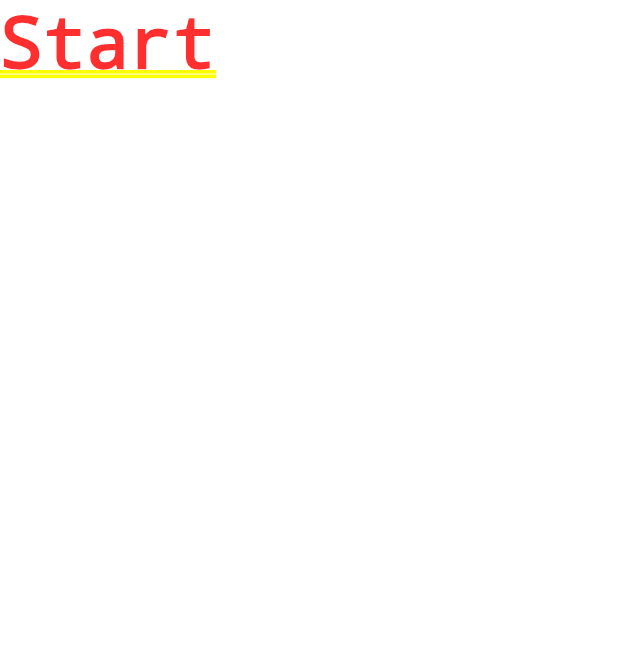
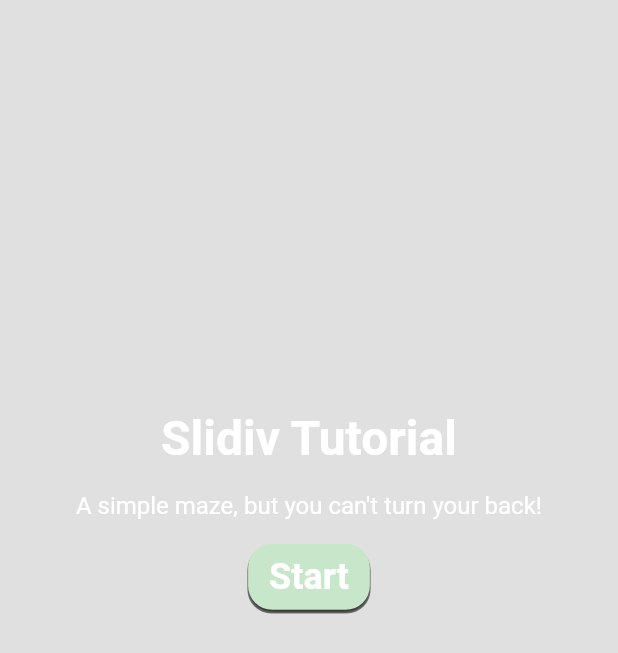
Before and after one commit to lkandrea/flutter_slidiv, a Flutter app: the screen it shows after launch, on a phone screen of 412 x 824 dp. Shown: the top 653 px of the screen. Run offline on Flutter 3.47's test engine with Material 2 defaults, Android fonts, the phone set to English and light mode, and no system bars.

Commit message:
Change page wrap and beautify

```diff
--- /dev/null
+++ b/lib/common/style/slidiv_bold_text.dart
@@ -0,0 +1,10 @@
+import 'package:flutter/cupertino.dart';
+
+class SlidivBoldText extends TextStyle {
+  const SlidivBoldText({double? fontSize})
+      : super(
+          inherit: false,
+          fontSize: fontSize ?? 32.0,
+          fontWeight: FontWeight.bold
+        );
+}
--- /dev/null
+++ b/lib/common/style/slidiv_normal_text.dart
@@ -0,0 +1,10 @@
+import 'package:flutter/cupertino.dart';
+
+class SlidivNormalText extends TextStyle {
+  const SlidivNormalText({double? fontSize})
+      : super(
+          inherit: false,
+          fontSize: fontSize ?? 16.0,
+          fontWeight: FontWeight.normal,
+        );
+}
--- a/lib/maze_widget/rectangular_maze.dart
+++ b/lib/maze_widget/rectangular_maze.dart
@@ -1,6 +1,7 @@
 import 'package:flutter/material.dart';
 import 'package:slidiv/common/extensions/extension_double.dart';
 import 'package:slidiv/common/enum/direction_enum.dart';
+import 'package:slidiv/common/style/slidiv_bold_text.dart';
 import 'package:slidiv/data/maze_data.dart';
 import 'package:slidiv/maze_widget/rectangular_tile.dart';
 
@@ -48,33 +49,50 @@ class _RectangularMazeState extends State<RectangularMaze> {
         panPositionStart = panStartDetails.localPosition;
         _checkMovement();
       },
-      child: ListView.builder(
+      child: Container(
+        color: Colors.grey.shade300,
+        padding: const EdgeInsets.all(32.0),
+        child: Column(
+          crossAxisAlignment: CrossAxisAlignment.start,
+          children: [
+            const Hero(
+              tag: "slidiv_title_text",
+              child: Text(
+                "Slidiv",
+                style: SlidivBoldText(),
+              ),
+            ),
+            ListView.builder(
               shrinkWrap: true,
               physics: const NeverScrollableScrollPhysics(),
+              padding: const EdgeInsets.all(32.0),
               itemCount: widget.width,
               itemBuilder: (context, rowIndex) {
                 final List<RectangularTile> mazeRow = [];
                 final row = Row(
                   mainAxisAlignment: MainAxisAlignment.center,
                   children: List.generate(widget.height, (columnIndex) {
-              List<String> tileConfiguration = widget
-                  .mazeConfiguration[rowIndex * widget.width + columnIndex]
+                    List<String> tileConfiguration = widget.mazeConfiguration[
+                            rowIndex * widget.width + columnIndex]
                         .split(" ")
                         .toList();
 
                     final tile = RectangularTile(
                       tileConfiguration: tileConfiguration,
-                occupied: _currentX == columnIndex && _currentY == rowIndex,
+                      occupied:
+                          _currentX == columnIndex && _currentY == rowIndex,
                       tileColor: _mazeColor,
                       direction: _mazeMovements[rowIndex][columnIndex],
                     );
 
-              final startColor = (widget.mazeData.getInitialY() == rowIndex &&
+                    final startColor =
+                        (widget.mazeData.getInitialY() == rowIndex &&
                                 widget.mazeData.getInitialX() == columnIndex)
                             ? Colors.red.withOpacity(0.5)
                             : null;
 
-              final endColor = (widget.mazeData.getFinishY() == rowIndex &&
+                    final endColor =
+                        (widget.mazeData.getFinishY() == rowIndex &&
                                 widget.mazeData.getFinishX() == columnIndex)
                             ? Colors.blue.withOpacity(0.5)
                             : null;
@@ -93,6 +111,9 @@ class _RectangularMazeState extends State<RectangularMaze> {
                 if (mazeRow.isNotEmpty) _mazeMap.add(mazeRow);
                 return row;
               },
+            ),
+          ],
+        ),
       ),
     );
   }
--- a/lib/tutorial_page/tutorial_page.dart
+++ b/lib/tutorial_page/tutorial_page.dart
@@ -1,5 +1,7 @@
 import 'package:flutter/material.dart';
 import 'package:slidiv/common/navigation/navigation_util.dart';
+import 'package:slidiv/common/style/slidiv_bold_text.dart';
+import 'package:slidiv/common/style/slidiv_normal_text.dart';
 import 'package:slidiv/data/rectangular_maze_7x7_data.dart';
 import 'package:slidiv/maze_widget/rectangular_maze.dart';
 
@@ -8,9 +10,60 @@ class TutorialPage extends StatelessWidget {
 
   @override
   Widget build(BuildContext context) {
-    return GestureDetector(
-      onTap: () => _handleStartMaze(context),
-      child: Text("Start"),
+    return Container(
+      color: Colors.grey.shade300,
+      child: Padding(
+        padding: const EdgeInsets.only(
+          left: 32.0,
+          right: 32.0,
+          bottom: 128.0,
+        ),
+        child: Column(
+          mainAxisAlignment: MainAxisAlignment.center,
+          children: [
+            const Hero(
+              tag: "slidiv_title_text",
+              child: Text(
+                "Slidiv Tutorial",
+                style: SlidivBoldText(),
+              ),
+            ),
+            const Padding(
+              padding: EdgeInsets.only(top: 16.0),
+              child: Text(
+                "A simple maze, but you can't turn your back!",
+                style: SlidivNormalText(),
+              ),
+            ),
+            GestureDetector(
+              onTap: () => _handleStartMaze(context),
+              child: Container(
+                margin: const EdgeInsets.all(16.0),
+                padding: const EdgeInsets.symmetric(
+                  horizontal: 14.0,
+                  vertical: 8.0,
+                ),
+                decoration: BoxDecoration(
+                  color: Colors.green.shade100,
+                  boxShadow: const [
+                    BoxShadow(
+                      blurStyle: BlurStyle.inner,
+                      blurRadius: 4.0,
+                      spreadRadius: 0.5,
+                      offset: Offset(0.0, 2.0),
+                    ),
+                  ],
+                  borderRadius: const BorderRadius.all(Radius.circular(16.0)),
+                ),
+                child: const Text(
+                  "Start",
+                  style: SlidivBoldText(fontSize: 24.0),
+                ),
+              ),
+            )
+          ],
+        ),
+      ),
     );
   }
 
```
Lines whose indentation alone changed are shown as unchanged.
